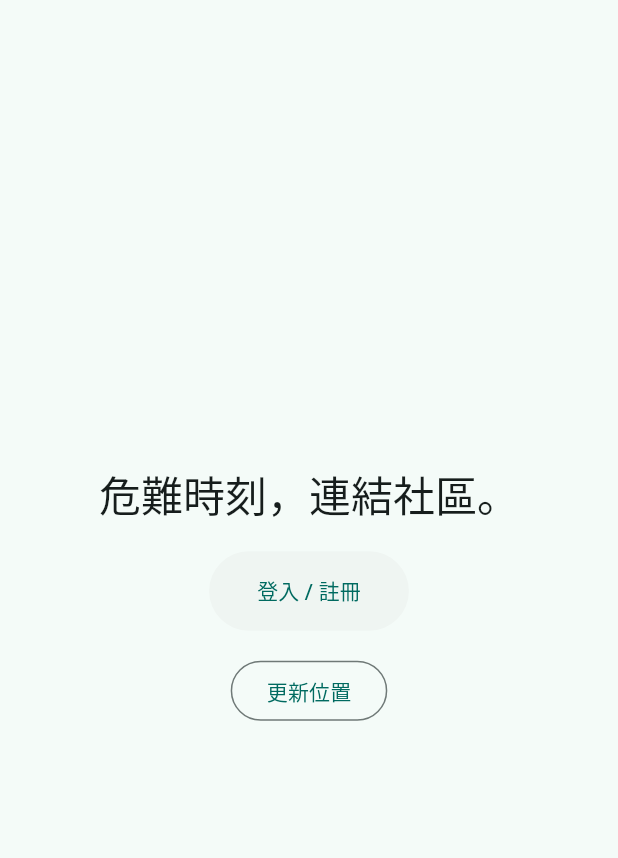
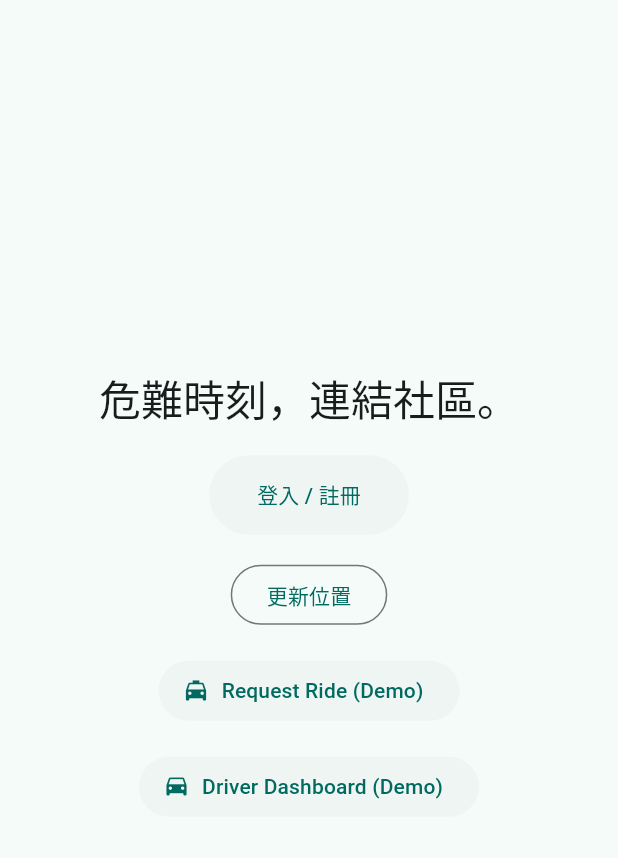
Before and after one commit to omnidesign-io/helpRide, a Flutter app: the screen it shows after launch, on a phone screen of 412 x 824 dp, the part 63-921 px from its top. Run offline on Flutter 3.47's test engine with Material 3 defaults, Android fonts, the phone set to English and light mode, and no system bars; our stand-ins replace cloud_firestore, firebase_auth, firebase_core, flutter_riverpod, geolocator, go_router and 1 more; accounts and stored records are empty.

Commit message:
feat: Implement core ride management features, driver dashboard, vehicle selection, and new main screen layout.

```diff
--- a/lib/features/home/presentation/landing_page.dart
+++ b/lib/features/home/presentation/landing_page.dart
@@ -3,6 +3,9 @@ import 'package:helpride/l10n/generated/app_localizations.dart';
 import 'package:go_router/go_router.dart';
 import 'package:flutter_riverpod/flutter_riverpod.dart';
 import '../repository/user_repository.dart';
+import '../../rides/repository/ride_repository.dart';
+import '../../rides/domain/ride_model.dart';
+import '../../rides/presentation/ride_status_widget.dart';
 
 import 'package:helpride/core/providers/locale_provider.dart';
 
@@ -64,6 +67,44 @@ class LandingPage extends ConsumerWidget {
               },
               child: Text(AppLocalizations.of(context)!.updateLocationButton),
             ),
+            const SizedBox(height: 16),
+            // Ride Status Section
+            StreamBuilder<List<Ride>>(
+              stream: ref.watch(rideRepositoryProvider).streamRiderRides('+85212345678'), // Demo Phone
+              builder: (context, snapshot) {
+                if (snapshot.hasError) {
+                  return Text('Error: ${snapshot.error}');
+                }
+
+                final rides = snapshot.data ?? [];
+                // Filter for active rides (pending, accepted, arrived, in_progress, completed)
+                // We show 'completed' so the user can see the final status and close it.
+                final activeRide = rides.isNotEmpty &&
+                                  ['pending', 'accepted', 'arrived', 'in_progress', 'completed'].contains(rides.first.status)
+                                  ? rides.first
+                                  : null;
+
+                if (activeRide != null) {
+                  return RideStatusWidget(ride: activeRide);
+                }
+
+                return ElevatedButton.icon(
+                  onPressed: () {
+                    context.push('/request-ride/+85212345678');
+                  },
+                  icon: const Icon(Icons.local_taxi),
+                  label: const Text('Request Ride (Demo)'),
+                );
+              },
+            ),
+            const SizedBox(height: 16),
+            ElevatedButton.icon(
+              onPressed: () {
+                context.push('/driver-dashboard/+85212345678');
+              },
+              icon: const Icon(Icons.drive_eta),
+              label: const Text('Driver Dashboard (Demo)'),
+            ),
           ],
         ),
       ),
--- /dev/null
+++ b/lib/features/rides/domain/ride_model.dart
@@ -0,0 +1,49 @@
+import 'package:cloud_firestore/cloud_firestore.dart';
+
+class Ride {
+  final String id;
+  final String riderPhone;
+  final String? driverPhone;
+  final String status; // 'pending', 'accepted', 'ongoing', 'completed', 'cancelled'
+  final GeoPoint pickupLocation;
+  final GeoPoint? dropoffLocation;
+  final DateTime createdAt;
+  final DateTime? acceptedAt;
+
+  Ride({
+    required this.id,
+    required this.riderPhone,
+    this.driverPhone,
+    required this.status,
+    required this.pickupLocation,
+    this.dropoffLocation,
+    required this.createdAt,
+    this.acceptedAt,
+  });
+
+  factory Ride.fromFirestore(DocumentSnapshot doc) {
+    final data = doc.data() as Map<String, dynamic>;
+    return Ride(
+      id: doc.id,
+      riderPhone: data['riderPhone'] ?? '',
+      driverPhone: data['driverPhone'],
+      status: data['status'] ?? 'pending',
+      pickupLocation: data['pickupLocation'] as GeoPoint,
+      dropoffLocation: data['dropoffLocation'] as GeoPoint?,
+      createdAt: (data['createdAt'] as Timestamp).toDate(),
+      acceptedAt: (data['acceptedAt'] as Timestamp?)?.toDate(),
+    );
+  }
+
+  Map<String, dynamic> toMap() {
+    return {
+      'riderPhone': riderPhone,
+      'driverPhone': driverPhone,
+      'status': status,
+      'pickupLocation': pickupLocation,
+      'dropoffLocation': dropoffLocation,
+      'createdAt': Timestamp.fromDate(createdAt),
+      'acceptedAt': acceptedAt != null ? Timestamp.fromDate(acceptedAt!) : null,
+    };
+  }
+}
--- a/lib/l10n/app_en.arb
+++ b/lib/l10n/app_en.arb
@@ -17,5 +17,20 @@
   "adminClaimFailed": "Admin Claim Failed (Are you a Superadmin?)",
   "editProfileTitle": "Edit Profile",
   "saveProfileButton": "Save Profile",
-  "profileUpdatedMessage": "Profile Updated"
+  "profileUpdatedMessage": "Profile Updated",
+  "requestRideTitle": "Request a Ride",
+  "pickupLocationLabel": "Pickup Location",
+  "gettingLocationMessage": "Getting location...",
+  "requestNowButton": "Request Now",
+  "rideRequestedMessage": "Ride Requested!",
+  "locationNeededError": "Location needed to request ride",
+  "driverDashboardTitle": "Driver Dashboard",
+  "noRidesAvailableMessage": "No rides available",
+  "riderLabel": "Rider",
+  "acceptRideButton": "Accept Ride",
+  "rideAcceptedMessage": "Ride Accepted!",
+  "searchingForDriverMessage": "Searching for driver...",
+  "driverFoundMessage": "Driver Found!",
+  "driverLabel": "Driver",
+  "cancelRideButton": "Cancel Ride"
 }
--- a/lib/main.dart
+++ b/lib/main.dart
@@ -1,4 +1,5 @@
 import 'package:flutter/material.dart';
+import 'package:flutter/foundation.dart';
 import 'package:flutter_localizations/flutter_localizations.dart';
 import 'package:helpride/l10n/generated/app_localizations.dart';
 import 'package:go_router/go_router.dart';
@@ -8,6 +9,8 @@ import 'firebase_options.dart';
 import 'features/home/presentation/landing_page.dart';
 import 'features/auth/presentation/login_screen.dart';
 import 'features/home/presentation/profile_screen.dart';
+import 'features/rides/presentation/request_ride_screen.dart';
+import 'features/rides/presentation/driver_dashboard_screen.dart';
 import 'core/providers/locale_provider.dart';
 
 void main() async {
@@ -19,6 +22,14 @@ void main() async {
 }
 
 final _router = GoRouter(
+  routes: [
+    ShellRoute(
+      builder: (context, state, child) {
+        if (kIsWeb) {
+          return SelectionArea(child: child);
+        }
+        return child;
+      },
       routes: [
         GoRoute(
           path: '/',
@@ -34,6 +45,22 @@ final _router = GoRouter(
             final phone = state.pathParameters['phone']!;
             return ProfileScreen(phoneNumber: phone);
           },
+        ),
+        GoRoute(
+          path: '/request-ride/:phone',
+          builder: (context, state) {
+            final phone = state.pathParameters['phone']!;
+            return RequestRideScreen(phoneNumber: phone);
+          },
+        ),
+        GoRoute(
+          path: '/driver-dashboard/:phone',
+          builder: (context, state) {
+            final phone = state.pathParameters['phone']!;
+            return DriverDashboardScreen(phoneNumber: phone);
+          },
+        ),
+      ],
     ),
   ],
 );
--- a/pubspec.yaml
+++ b/pubspec.yaml
@@ -45,6 +45,7 @@ dependencies:
   intl: ^0.20.2
   uuid: ^4.5.2
   geolocator: ^14.0.2
+  url_launcher: ^6.3.2
 
 dev_dependencies:
   flutter_test:
```
Also changed, not shown: firestore.indexes.json (+30 -1 lines), lib/features/rides/presentation/driver_dashboard_screen.dart (added, +166 -0 lines), lib/features/rides/presentation/request_ride_screen.dart (added, +120 -0 lines), lib/features/rides/presentation/ride_status_widget.dart (added, +107 -0 lines), lib/features/rides/repository/ride_repository.dart (added, +89 -0 lines), lib/l10n/app_zh.arb (+16 -1 lines), lib/l10n/generated/app_localizations.dart, lib/l10n/generated/app_localizations_en.dart, lib/l10n/generated/app_localizations_zh.dart, pubspec.lock, 1 other file. Lines whose indentation alone changed are shown as unchanged.
